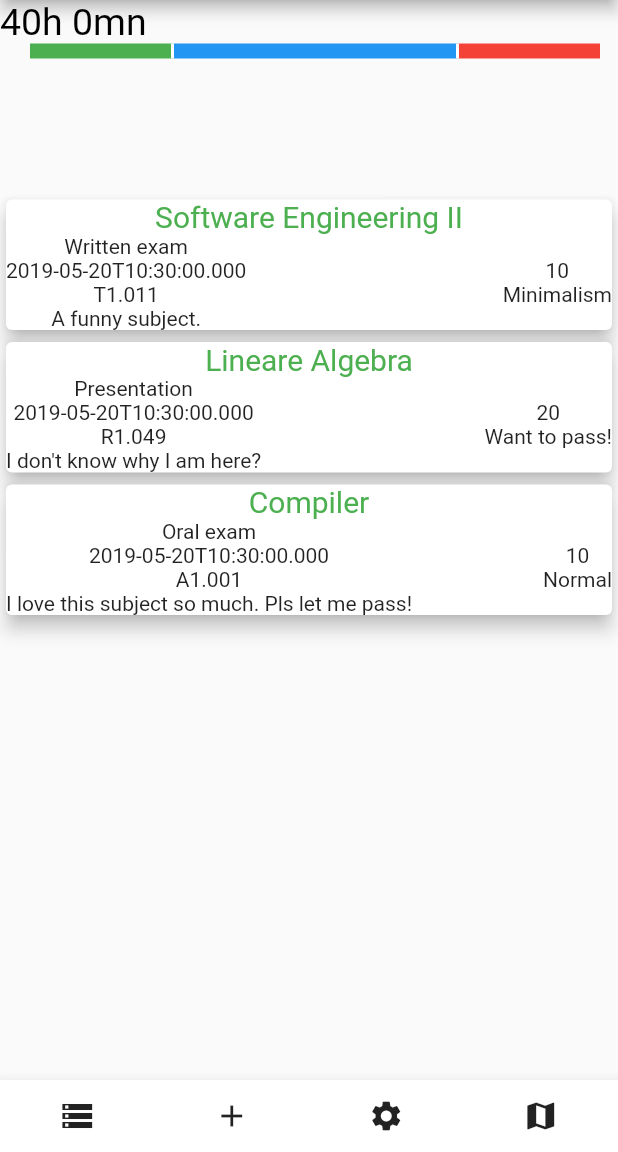
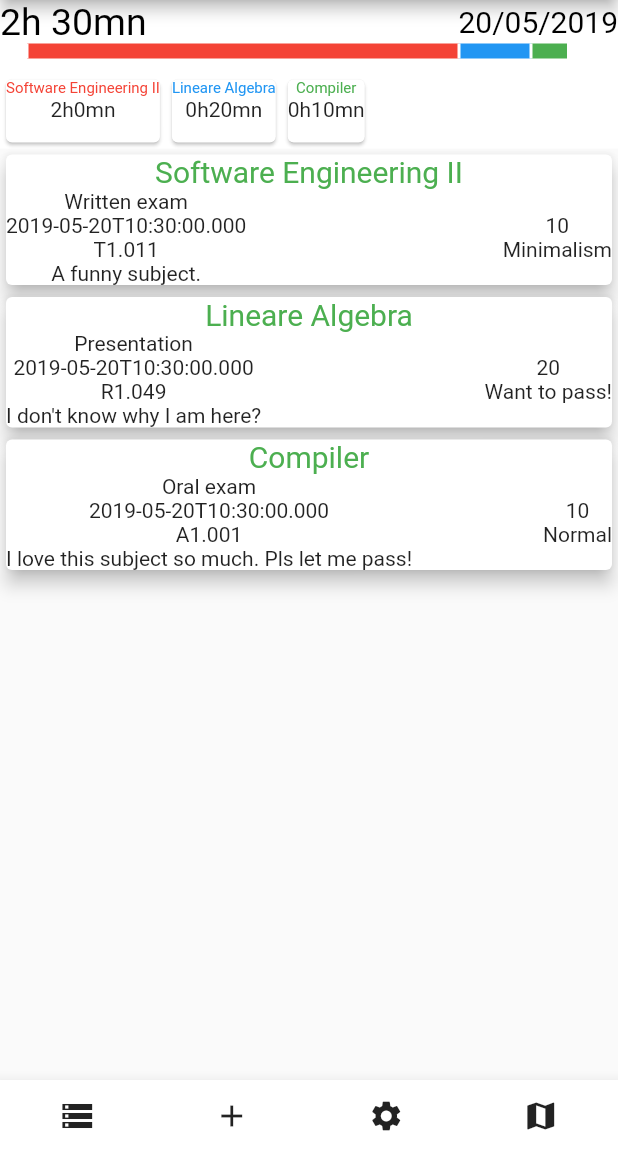
Before and after one commit to gsocher/apps4students-team-4, a Flutter app: the screen it shows after launch, on a phone screen of 412 x 824 dp, the part 84-1236 px from its top. Run offline on Flutter 3.47's test engine with Material 2 defaults, Android fonts, the phone set to English and light mode, and no system bars; our stand-ins replace date_format.

Commit message:
Last feature

```diff
--- a/easy_study/lib/view/MainScreen.dart
+++ b/easy_study/lib/view/MainScreen.dart
@@ -32,7 +32,7 @@ class _MainScreenState extends State<MainScreen> {
         "T1.011",
         Priority.MINIMALISM,
         "A funny subject.",10,
-      Colors.red,10,
+      Colors.red,120,
         ));
     _subjects.add(new Subject.name(
         "Lineare Algebra",
--- a/easy_study/lib/view/ProgressSummary.dart
+++ b/easy_study/lib/view/ProgressSummary.dart
@@ -5,7 +5,7 @@ import 'dart:ui' show lerpDouble;
 
 import 'package:flutter/animation.dart';
 import 'tween.dart';
-
+import 'package:date_format/date_format.dart';
 class ProgressSummary extends StatefulWidget {
   final List<Subject> _subjects;
   ProgressSummary(this._subjects);
@@ -18,12 +18,15 @@ class ProgressSummaryState extends State<ProgressSummary>{
 
   Widget build(BuildContext context) {
     return Container(
+      decoration: new BoxDecoration(color:Colors.white),
       child: new Column(
+
         mainAxisSize: MainAxisSize.min,
         mainAxisAlignment: MainAxisAlignment.spaceBetween,
         verticalDirection: VerticalDirection.down,
         children: <Widget>[
           new Row(
+            mainAxisAlignment: MainAxisAlignment.spaceBetween,
             children: <Widget>[
               Text(
                 _total(_subjects),
@@ -32,35 +35,28 @@ class ProgressSummaryState extends State<ProgressSummary>{
                   color: Colors.black,
                 ),
               ),
+
+              Text(
+                formatDate(DateTime.now(), [dd, '/', mm, '/', yyyy]).toString(),
+                style: new TextStyle(
+                  fontSize: 20.0,
+                  color: Colors.black,
+              )
             ],
           ),
           new Row(
             children: <Widget>[
               ChartPage(_subjects),
             ],),
-          new Row(
-            ),
-        ],
-      ),
+          Container(
+            height: 50.0,
+
+             child: ListView( children: _subjects.map((subject) => new SubjectCardProgressBar(subject)).toList(),scrollDirection: Axis.horizontal, addRepaintBoundaries: false,),
+    ),],
+          ),
     );
   }
 
-  static List<int> timeSpentMin(List<Subject>subjects) {
-    final min = <int>[];
-    for (int i = 0; i < subjects.length; i++) {
-      min.add(subjects[i].timeSpent - (subjects[i].timeSpent % 60) * 60);
-    }
-    return min;
-  }
-
-
-  static List<int> timeSpentHr(List<Subject>subjects) {
-    final hr = <int>[];
-    for (int i = 0; i < subjects.length; i++) {
-      hr.add(subjects[i].timeSpent % 60);
-    }
-    return hr;
-  }
 
   static String _total(List<Subject> subjects) {
     int total = 0;
@@ -70,12 +66,35 @@ class ProgressSummaryState extends State<ProgressSummary>{
     for (int i = 0; i < subjects.length; i++) {
       total += subjects[i].timeSpent;
     }
-    totalh=total%60;
-    totalmn=total-total%60;
-    debugPrint(totalh.toString());
+    totalmn=total%60;
+    totalh=(total/60).truncate();
     sb.writeAll([totalh,"h ",totalmn,"mn"]);
     return sb.toString();
   }
+}
+
+ // ignore: must_be_immutable
+ class SubjectCardProgressBar extends StatelessWidget{
+  Subject _subject;
+  SubjectCardProgressBar(this._subject);
+
+  Widget build (BuildContext context){
+    return Container(
+        child: Card(
+          child: Column(
+            mainAxisAlignment: MainAxisAlignment.start,
+          children: <Widget>[
+            Text(_subject.title,style: TextStyle(color: _subject.color, fontSize: 10),),
+          Text(((_subject.timeSpent/60).truncate()).toString()+"h"+(_subject.timeSpent % 60).toString()+"mn"),
+
+
+
+              ],
+            ),
+          ),
+        );
+  }
+
 }
 
 class ChartPage extends StatefulWidget {
@@ -87,7 +106,7 @@ class ChartPage extends StatefulWidget {
 class ChartPageState extends State<ChartPage> with TickerProviderStateMixin {
 
   ChartPageState(this.subjects);
-  static const size = const Size(200, 100.0);
+  static const size = const Size(400, 20.0);
   final random = Random();
 
   List<Subject> subjects;
@@ -117,15 +136,10 @@ class ChartPageState extends State<ChartPage> with TickerProviderStateMixin {
 
   @override
   Widget build(BuildContext context) {
-    return Center(
-      child: Container(
-        height: 100.0,
-        width: 400.0,
-       child: CustomPaint(
+    return
+       CustomPaint(
           size: size,
           painter: BarChartPainter(tween.animate(animation)),
-    ),
-      ),
     );
   }
 }
@@ -140,12 +154,14 @@ class BarChart {
   }
 
   factory BarChart.random(Size size, List<Subject> subjects) {
-    const stackWidthFraction = 0.75;
+    const stackWidthFraction = 0.9;
     final stackRanks = [0];
     final stackCount = stackRanks.length;
     final stackDistance = size.width;
-    final stackWidth = stackDistance * stackWidthFraction;
-    final startX =  stackWidth;
+    final stackWidth = stackDistance *stackWidthFraction;
+    final startX =  (1-stackWidthFraction)*stackWidth/2;
+    debugPrint(startX.toString());
+    debugPrint(stackWidth.toString());
     final list = _selectSize(subjects);
     final stacks = List.generate(
       stackCount,
@@ -155,12 +171,11 @@ class BarChart {
           barRanks.length,
           (j) => Bar(
                 barRanks[j],
-                1.9*list[j]* size.width,
+                list[j]* stackWidth,
                 subjects[j].color,
               ),
 
         );
-        debugPrint((list[0]* size.width).toString());
         return BarStack(
           stackRanks[i],
           startX,
@@ -296,12 +311,12 @@ class BarChartPainter extends CustomPainter {
     final linePath = Path();
     final chart = animation.value;
     for (final stack in chart.stacks) {
-      var x = size.width;
+      var x = stack.x;
       for (final bar in stack.bars) {
         barPaint.color = bar.color;
         canvas.drawRect(
           Rect.fromLTWH(
-            x-bar.height,
+            x,
             0,
             bar.height,
             stack.width,
@@ -312,7 +327,7 @@ class BarChartPainter extends CustomPainter {
           linePath.moveTo(x, 0);
           linePath.lineTo(x, 10);
         }
-        x -= bar.height;
+        x += bar.height;
       }
       canvas.drawPath(linePath, linePaint);
       linePath.reset();
--- a/easy_study/lib/view/SubjectOverview.dart
+++ b/easy_study/lib/view/SubjectOverview.dart
@@ -13,7 +13,8 @@ class SubjectOverview extends StatelessWidget {
 
   @override
   Widget build(BuildContext context) {
-    return new Column(
+    return new Container(
+        child: Column(
         mainAxisSize: MainAxisSize.min,
         mainAxisAlignment: MainAxisAlignment.spaceBetween,
         verticalDirection: VerticalDirection.down,
@@ -23,6 +24,7 @@ class SubjectOverview extends StatelessWidget {
       children: _subjects.map((subject) => new SubjectCard(subject)).toList(),
       scrollDirection: Axis.vertical,),),
     ],
+        ),
     );
   }
 }
--- a/easy_study/pubspec.yaml
+++ b/easy_study/pubspec.yaml
@@ -18,6 +18,7 @@ environment:
 
 dependencies:
   flutter_charts: ^0.1.10
+  date_format: ^1.0.6
   flutter:
     sdk: flutter
 
```
Also changed, not shown: easy_study/pubspec.lock.
